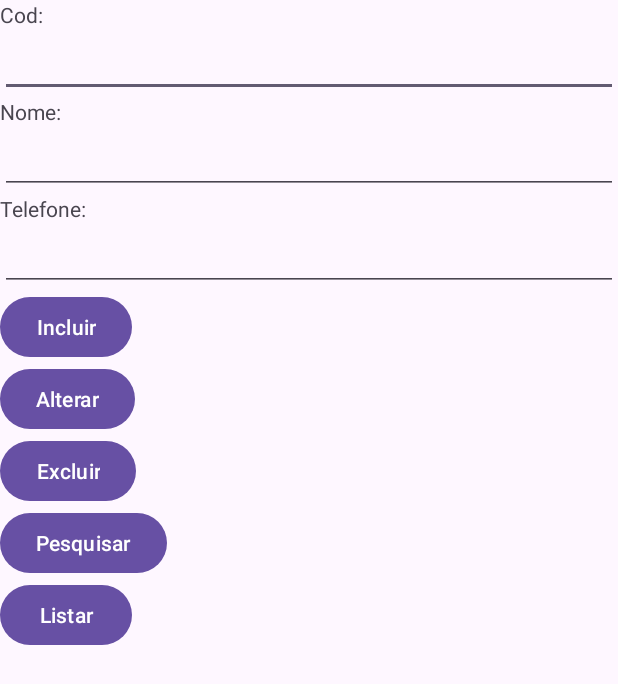
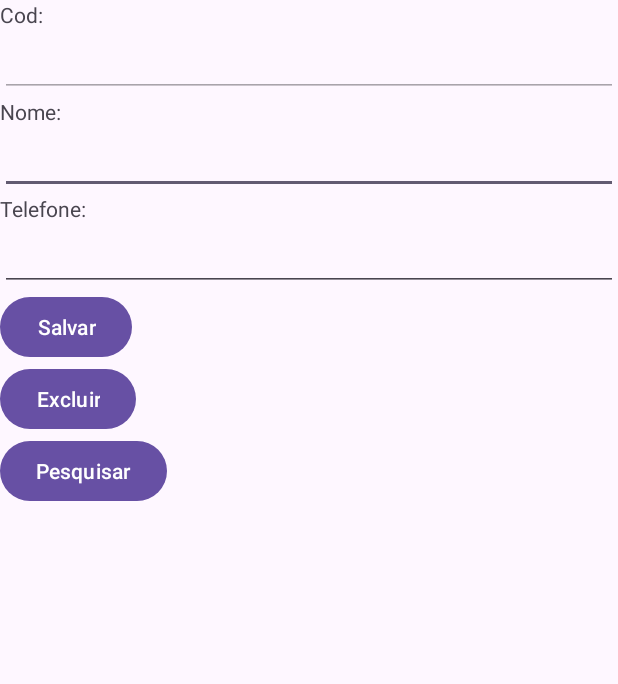
Before and after one commit to robisoncrisbrito/UsandoSQLite-POSMOVEIS-2026-2, an Android app: the layout activity_main.xml on its own in the app's theme, with its tools: preview values and no code run, on a phone screen of 412 x 824 dp. Shown: the top 684 px of the screen. Run offline under Robolectric (Android 15) with nearby library versions, the phone set to English and light mode, and no system bars.

Commit message:
Projeto iniciando na tela de Listar e com o botão editar  funcional

```diff
--- a/app/src/main/AndroidManifest.xml
+++ b/app/src/main/AndroidManifest.xml
@@ -12,7 +12,7 @@
         android:supportsRtl="true"
         android:theme="@style/Theme.UsandoSQLite">
         <activity
-            android:name=".MainActivity"
+            android:name=".ListarActivity"
             android:exported="true"
             android:windowSoftInputMode="adjustResize">
             <intent-filter>
@@ -22,7 +22,7 @@
             </intent-filter>
         </activity>
         <activity
-            android:name=".ListarActivity"
+            android:name=".MainActivity"
             android:exported="false"
             android:windowSoftInputMode="adjustResize" />
     </application>
--- a/app/src/main/java/br/edu/utfpr/usandosqlite/database/DatabaseHandler.kt
+++ b/app/src/main/java/br/edu/utfpr/usandosqlite/database/DatabaseHandler.kt
@@ -131,7 +131,6 @@ class DatabaseHandler( context: Context): SQLiteOpenHelper(context, DATABASE_NAM
         @Volatile
         private var INSTANCE: DatabaseHandler? = null
 
-
         fun getInstance(context: Context): DatabaseHandler {
             return INSTANCE ?: synchronized(this) {
                 val instance = DatabaseHandler(context.applicationContext)
--- a/app/src/main/res/layout/activity_main.xml
+++ b/app/src/main/res/layout/activity_main.xml
@@ -17,6 +17,7 @@
         android:id="@+id/etCod"
         android:layout_width="match_parent"
         android:layout_height="wrap_content"
+        android:enabled="false"
         android:inputType="number" />
 
     <TextView
@@ -42,16 +43,10 @@
         android:inputType="number" />
 
     <Button
-        android:id="@+id/btIncluir"
-        android:layout_width="wrap_content"
-        android:layout_height="wrap_content"
-        android:text="Incluir" />
-
-    <Button
         android:id="@+id/btAlterar"
         android:layout_width="wrap_content"
         android:layout_height="wrap_content"
-        android:text="Alterar" />
+        android:text="Salvar" />
 
     <Button
         android:id="@+id/btExcluir"
@@ -65,10 +60,5 @@
         android:layout_height="wrap_content"
         android:text="Pesquisar" />
 
-    <Button
-        android:id="@+id/btListar"
-        android:layout_width="wrap_content"
-        android:layout_height="wrap_content"
-        android:text="Listar" />
 
 </LinearLayout>
```
Also changed, not shown: app/src/main/java/br/edu/utfpr/usandosqlite/MainActivity.kt (+7 -6 lines), app/src/main/java/br/edu/utfpr/usandosqlite/adapter/ElementoListaAdapter.kt (+8 -1 lines).
